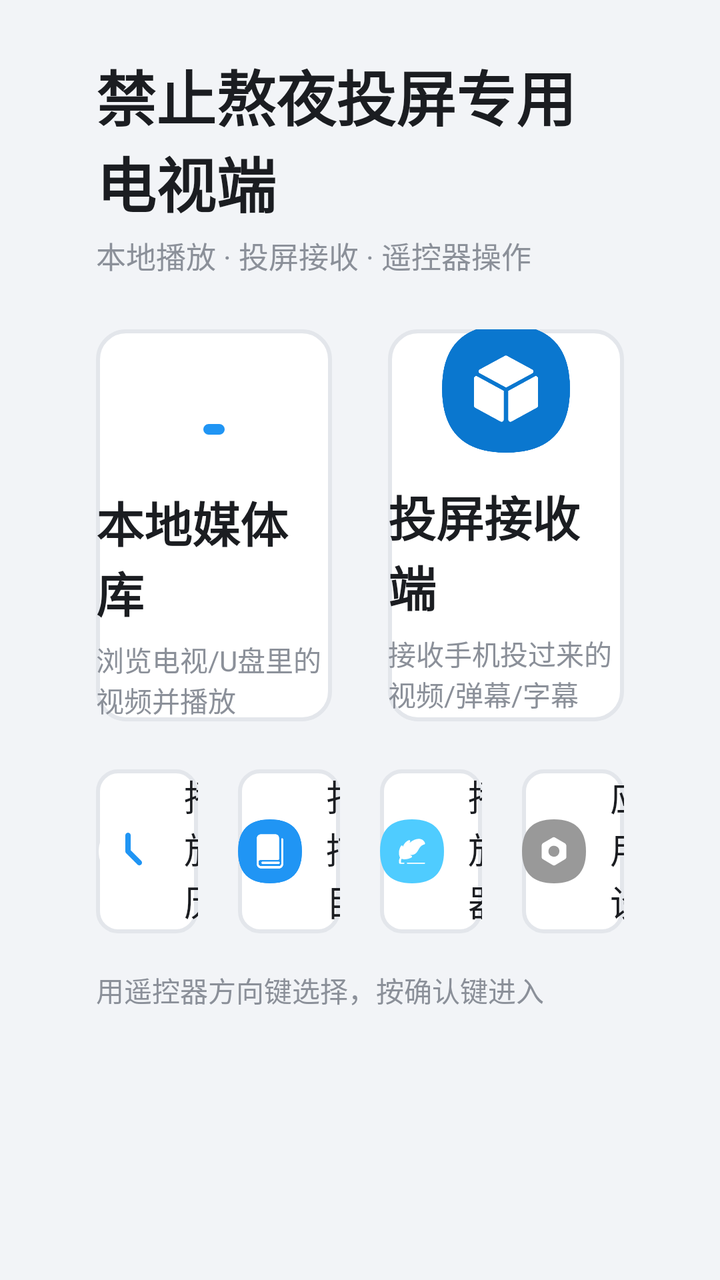
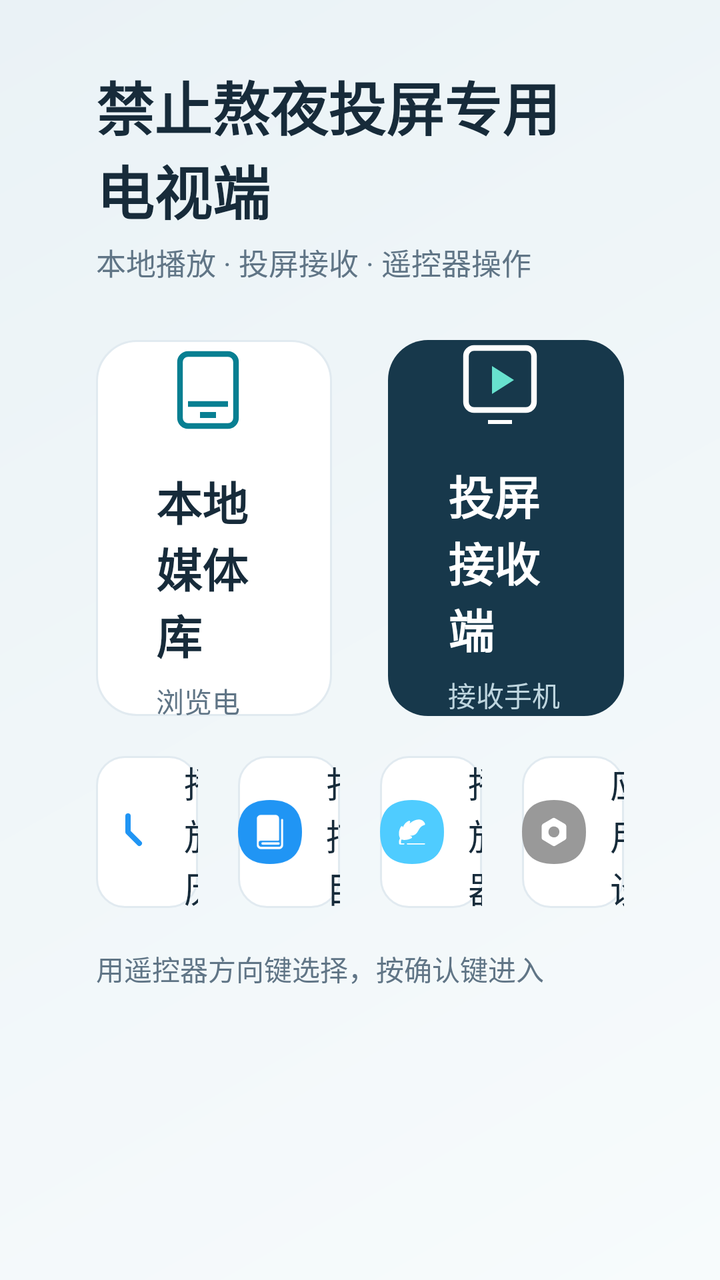

The first picture is an Android layout as it rendered before a commit; the second is the same layout after the commit. The layout source and the unified diff follow.
<!-- AndroidManifest.xml: application theme AppTheme -->
<!-- res/layout/activity_tv_main.xml -->
<?xml version="1.0" encoding="utf-8"?>
<ScrollView xmlns:android="http://schemas.android.com/apk/res/android"
    android:layout_width="match_parent"
    android:layout_height="match_parent"
    android:background="@color/tv_bg"
    android:fillViewport="true">

    <LinearLayout
        android:layout_width="match_parent"
        android:layout_height="wrap_content"
        android:orientation="vertical"
        android:paddingStart="48dp"
        android:paddingTop="26dp"
        android:paddingEnd="48dp"
        android:paddingBottom="22dp">

        <TextView
            android:layout_width="wrap_content"
            android:layout_height="wrap_content"
            android:text="@string/app_name"
            android:textColor="@color/tv_text"
            android:textSize="30sp"
            android:textStyle="bold" />

        <TextView
            android:layout_width="wrap_content"
            android:layout_height="wrap_content"
            android:layout_marginTop="4dp"
            android:text="@string/tv_subtitle"
            android:textColor="@color/tv_text_secondary"
            android:textSize="15sp" />

        
        <LinearLayout
            android:layout_width="match_parent"
            android:layout_height="wrap_content"
            android:layout_marginTop="26dp"
            android:orientation="horizontal">

            <LinearLayout
                android:id="@+id/media_library_card"
                android:layout_width="0dp"
                android:layout_height="196dp"
                android:layout_weight="1"
                android:background="@drawable/tv_card_selector"
                android:clickable="true"
                android:focusable="true"
                android:focusableInTouchMode="true"
                android:gravity="center"
                android:orientation="vertical">

                <ImageView
                    android:layout_width="64dp"
                    android:layout_height="64dp"
                    android:contentDescription="@string/tv_local_media"
                    android:src="@drawable/ic_local_storage" />

                <TextView
                    android:layout_width="wrap_content"
                    android:layout_height="wrap_content"
                    android:layout_marginTop="14dp"
                    android:text="@string/tv_local_media"
                    android:textColor="@color/tv_text"
                    android:textSize="24sp"
                    android:textStyle="bold" />

                <TextView
                    android:layout_width="wrap_content"
                    android:layout_height="wrap_content"
                    android:layout_marginTop="6dp"
                    android:text="@string/tv_local_media_desc"
                    android:textColor="@color/tv_text_secondary"
                    android:textSize="14sp" />
            </LinearLayout>

            <LinearLayout
                android:id="@+id/screencast_receiver_card"
                android:layout_width="0dp"
                android:layout_height="196dp"
                android:layout_marginStart="28dp"
                android:layout_weight="1"
                android:background="@drawable/tv_card_selector"
                android:clickable="true"
                android:focusable="true"
                android:focusableInTouchMode="true"
                android:gravity="center"
                android:orientation="vertical">

                <ImageView
                    android:layout_width="64dp"
                    android:layout_height="64dp"
                    android:contentDescription="@string/tv_screencast_receiver"
                    android:src="@drawable/ic_screencast_receiver" />

                <TextView
                    android:layout_width="wrap_content"
                    android:layout_height="wrap_content"
                    android:layout_marginTop="14dp"
                    android:text="@string/tv_screencast_receiver"
                    android:textColor="@color/tv_text"
                    android:textSize="24sp"
                    android:textStyle="bold" />

                <TextView
                    android:id="@+id/screencast_receiver_status_tv"
                    android:layout_width="wrap_content"
                    android:layout_height="wrap_content"
                    android:layout_marginTop="6dp"
                    android:text="@string/tv_screencast_receiver_desc"
                    android:textColor="@color/tv_text_secondary"
                    android:textSize="14sp" />

                
                <TextView
                    android:id="@+id/screencast_receiver_addr_tv"
                    android:layout_width="wrap_content"
                    android:layout_height="wrap_content"
                    android:layout_marginTop="6dp"
                    android:textColor="@color/tv_accent"
                    android:textSize="15sp"
                    android:textStyle="bold" />
            </LinearLayout>
        </LinearLayout>

        
        <LinearLayout
            android:layout_width="match_parent"
            android:layout_height="wrap_content"
            android:layout_marginTop="24dp"
            android:orientation="horizontal">

            <LinearLayout
                android:id="@+id/play_history_btn"
                android:layout_width="0dp"
                android:layout_height="82dp"
                android:layout_weight="1"
                android:background="@drawable/tv_button_selector"
                android:clickable="true"
                android:focusable="true"
                android:gravity="center"
                android:orientation="horizontal">

                <ImageView
                    android:layout_width="32dp"
                    android:layout_height="32dp"
                    android:contentDescription="@string/tv_play_history"
                    android:src="@drawable/ic_play_history" />

                <TextView
                    android:layout_width="wrap_content"
                    android:layout_height="wrap_content"
                    android:layout_marginStart="12dp"
                    android:text="@string/tv_play_history"
                    android:textColor="@color/tv_text"
                    android:textSize="18sp" />
            </LinearLayout>

            <LinearLayout
                android:id="@+id/scan_manager_btn"
                android:layout_width="0dp"
                android:layout_height="82dp"
                android:layout_marginStart="20dp"
                android:layout_weight="1"
                android:background="@drawable/tv_button_selector"
                android:clickable="true"
                android:focusable="true"
                android:gravity="center"
                android:orientation="horizontal">

                <ImageView
                    android:layout_width="32dp"
                    android:layout_height="32dp"
                    android:contentDescription="@string/tv_scan_manager"
                    android:src="@drawable/ic_scan_manager" />

                <TextView
                    android:layout_width="wrap_content"
                    android:layout_height="wrap_content"
                    android:layout_marginStart="12dp"
                    android:text="@string/tv_scan_manager"
                    android:textColor="@color/tv_text"
                    android:textSize="18sp" />
            </LinearLayout>

            <LinearLayout
                android:id="@+id/player_setting_btn"
                android:layout_width="0dp"
                android:layout_height="82dp"
                android:layout_marginStart="20dp"
                android:layout_weight="1"
                android:background="@drawable/tv_button_selector"
                android:clickable="true"
                android:focusable="true"
                android:gravity="center"
                android:orientation="horizontal">

                <ImageView
                    android:layout_width="32dp"
                    android:layout_height="32dp"
                    android:contentDescription="@string/tv_player_setting"
                    android:src="@drawable/ic_video_player_setting" />

                <TextView
                    android:layout_width="wrap_content"
                    android:layout_height="wrap_content"
                    android:layout_marginStart="12dp"
                    android:text="@string/tv_player_setting"
                    android:textColor="@color/tv_text"
                    android:textSize="18sp" />
            </LinearLayout>

            <LinearLayout
                android:id="@+id/app_setting_btn"
                android:layout_width="0dp"
                android:layout_height="82dp"
                android:layout_marginStart="20dp"
                android:layout_weight="1"
                android:background="@drawable/tv_button_selector"
                android:clickable="true"
                android:focusable="true"
                android:gravity="center"
                android:orientation="horizontal">

                <ImageView
                    android:layout_width="32dp"
                    android:layout_height="32dp"
                    android:contentDescription="@string/tv_app_setting"
                    android:src="@drawable/ic_app_setting" />

                <TextView
                    android:layout_width="wrap_content"
                    android:layout_height="wrap_content"
                    android:layout_marginStart="12dp"
                    android:text="@string/tv_app_setting"
                    android:textColor="@color/tv_text"
                    android:textSize="18sp" />
            </LinearLayout>
        </LinearLayout>

        <TextView
            android:layout_width="wrap_content"
            android:layout_height="wrap_content"
            android:layout_marginTop="18dp"
            android:text="@string/tv_tips_remote"
            android:textColor="@color/tv_text_secondary"
            android:textSize="14sp" />
    </LinearLayout>
</ScrollView>
<!-- resources referenced by this layout -->
<resources>
  <color name="tv_accent">#2095F4</color>
  <color name="tv_bg">#F2F4F7</color>
  <color name="tv_text">#1B1D21</color>
  <color name="tv_text_secondary">#8B9099</color>
  <!-- drawable ic_local_storage (drawable) -->
  <vector xmlns:android="http://schemas.android.com/apk/res/android"
      android:width="24dp"
      android:height="24dp"
      android:viewportWidth="48"
      android:viewportHeight="48">
      <path
          android:fillColor="#00000000"
          android:pathData="M8,30H40V42C40,43.1046 39.1046,44 38,44H10C8.8954,44 8,43.1046 8,42V30Z"
          android:strokeWidth="4"
          android:strokeColor="#ffffff"
          android:strokeLineJoin="round" />
      <path
          android:fillColor="#00000000"
          android:pathData="M40,30V6C40,4.8954 39.1046,4 38,4H10C8.8954,4 8,4.8954 8,6V30"
          android:strokeWidth="4"
          android:strokeColor="#ffffff"
          android:strokeLineJoin="round" />
      <path
          android:fillColor="#00000000"
          android:pathData="M22,37H26"
          android:strokeWidth="4"
          android:strokeColor="#2095f4"
          android:strokeLineCap="round" />
  </vector>
  <!-- drawable ic_screencast_receiver (drawable) -->
  <vector xmlns:android="http://schemas.android.com/apk/res/android"
      android:width="96dp"
      android:height="96dp"
      android:viewportWidth="1024"
      android:viewportHeight="1024">
      <path
          android:fillColor="#0a77cf"
          android:pathData="M0,0m512,0l0,0q512,0 512,512l0,0q0,512 -512,512l0,0q-512,0 -512,-512l0,0q0,-512 512,-512Z" />
      <path
          android:fillColor="#FFFFFF"
          android:pathData="M502.9,248.9l-201.2,109.1a17.3,17.3 0,0 0,0 30.4L512.8,502.9l209.6,-113.6a17.3,17.3 0,0 0,0 -30.4l-202.8,-109.9a17.5,17.5 0,0 0,-16.6 0l-0.1,-0zM265,664.4l203.1,110.6A17.3,17.3 0,0 0,493.7 759.8L493.7,529.1l-212.1,-115.5a17.3,17.3 0,0 0,-25.6 15.2v220.4c0,6.3 3.4,12.2 9,15.3v-0zM530.3,529.7v230c0,6.2 3.2,11.8 8.5,15a17.3,17.3 0,0 0,17.1 0.3l203.1,-111.1a17.4,17.4 0,0 0,9.1 -15.3L768,428.8a17.4,17.4 0,0 0,-8.5 -15,17.3 17.3,0 0,0 -17.2,-0.3L530.3,529.7z" />
  </vector>
  <!-- drawable tv_button_selector (drawable) -->
  <?xml version="1.0" encoding="utf-8"?>
  <selector xmlns:android="http://schemas.android.com/apk/res/android">
      <item android:state_focused="true">
          <shape android:shape="rectangle">
              <solid android:color="@color/tv_card_bg_focused" />
              <corners android:radius="10dp" />
              <stroke
                  android:width="3dp"
                  android:color="@color/tv_accent" />
          </shape>
      </item>
      <item android:state_pressed="true">
          <shape android:shape="rectangle">
              <solid android:color="@color/tv_card_bg_focused" />
              <corners android:radius="10dp" />
              <stroke
                  android:width="3dp"
                  android:color="@color/tv_accent" />
          </shape>
      </item>
      <item>
          <shape android:shape="rectangle">
              <solid android:color="@color/tv_card_bg" />
              <corners android:radius="10dp" />
              <stroke
                  android:width="2dp"
                  android:color="@color/tv_card_stroke" />
          </shape>
      </item>
  </selector>
  <!-- drawable tv_card_selector (drawable) -->
  <?xml version="1.0" encoding="utf-8"?>
  <selector xmlns:android="http://schemas.android.com/apk/res/android">
      <item android:state_focused="true">
          <shape android:shape="rectangle">
              <solid android:color="@color/tv_card_bg_focused" />
              <corners android:radius="14dp" />
              <stroke
                  android:width="4dp"
                  android:color="@color/tv_accent" />
          </shape>
      </item>
      <item android:state_pressed="true">
          <shape android:shape="rectangle">
              <solid android:color="@color/tv_card_bg_focused" />
              <corners android:radius="14dp" />
              <stroke
                  android:width="4dp"
                  android:color="@color/tv_accent" />
          </shape>
      </item>
      <item>
          <shape android:shape="rectangle">
              <solid android:color="@color/tv_card_bg" />
              <corners android:radius="14dp" />
              <stroke
                  android:width="2dp"
                  android:color="@color/tv_card_stroke" />
          </shape>
      </item>
  </selector>
  <color name="tv_card_bg_focused">#E4F0FE</color>
  <color name="tv_card_stroke">#E3E6EB</color>
  <color name="theme">#2095f4</color>
  <color name="colorAccent">#2095f4</color>
  <color name="text_black">#353535</color>
  <!-- unchanged entries left out for length: 21 -->
</resources>

<!-- the commit's change to res/layout/activity_tv_main.xml (unified diff, before → after) -->
@@ -2,7 +2,7 @@
 <ScrollView xmlns:android="http://schemas.android.com/apk/res/android"
     android:layout_width="match_parent"
     android:layout_height="match_parent"
-    android:background="@color/tv_bg"
+    android:background="@drawable/tv_home_background"
     android:fillViewport="true">
 
     <LinearLayout
@@ -10,7 +10,7 @@
         android:layout_height="wrap_content"
         android:orientation="vertical"
         android:paddingStart="48dp"
-        android:paddingTop="26dp"
+        android:paddingTop="32dp"
         android:paddingEnd="48dp"
         android:paddingBottom="22dp">
 
@@ -19,7 +19,7 @@
             android:layout_height="wrap_content"
             android:text="@string/app_name"
             android:textColor="@color/tv_text"
-            android:textSize="30sp"
+            android:textSize="29sp"
             android:textStyle="bold" />
 
         <TextView
@@ -34,34 +34,36 @@
         <LinearLayout
             android:layout_width="match_parent"
             android:layout_height="wrap_content"
-            android:layout_marginTop="26dp"
+            android:layout_marginTop="28dp"
             android:orientation="horizontal">
 
             <LinearLayout
                 android:id="@+id/media_library_card"
                 android:layout_width="0dp"
-                android:layout_height="196dp"
+                android:layout_height="188dp"
                 android:layout_weight="1"
                 android:background="@drawable/tv_card_selector"
                 android:clickable="true"
                 android:focusable="true"
                 android:focusableInTouchMode="true"
-                android:gravity="center"
+                android:gravity="start|center_vertical"
+                android:paddingStart="30dp"
+                android:paddingEnd="30dp"
                 android:orientation="vertical">
 
                 <ImageView
-                    android:layout_width="64dp"
-                    android:layout_height="64dp"
+                    android:layout_width="52dp"
+                    android:layout_height="52dp"
                     android:contentDescription="@string/tv_local_media"
-                    android:src="@drawable/ic_local_storage" />
-
-                <TextView
-                    android:layout_width="wrap_content"
-                    android:layout_height="wrap_content"
-                    android:layout_marginTop="14dp"
+                    android:src="@drawable/tv_local_icon" />
+
+                <TextView
+                    android:layout_width="wrap_content"
+                    android:layout_height="wrap_content"
+                    android:layout_marginTop="12dp"
                     android:text="@string/tv_local_media"
                     android:textColor="@color/tv_text"
-                    android:textSize="24sp"
+                    android:textSize="23sp"
                     android:textStyle="bold" />
 
                 <TextView
@@ -76,29 +78,31 @@
             <LinearLayout
                 android:id="@+id/screencast_receiver_card"
                 android:layout_width="0dp"
-                android:layout_height="196dp"
+                android:layout_height="188dp"
                 android:layout_marginStart="28dp"
                 android:layout_weight="1"
-                android:background="@drawable/tv_card_selector"
+                android:background="@drawable/tv_receiver_card_selector"
                 android:clickable="true"
                 android:focusable="true"
                 android:focusableInTouchMode="true"
-                android:gravity="center"
+                android:gravity="start|center_vertical"
+                android:paddingStart="30dp"
+                android:paddingEnd="30dp"
                 android:orientation="vertical">
 
                 <ImageView
-                    android:layout_width="64dp"
-                    android:layout_height="64dp"
+                    android:layout_width="52dp"
+                    android:layout_height="52dp"
                     android:contentDescription="@string/tv_screencast_receiver"
-                    android:src="@drawable/ic_screencast_receiver" />
-
-                <TextView
-                    android:layout_width="wrap_content"
-                    android:layout_height="wrap_content"
-                    android:layout_marginTop="14dp"
+                    android:src="@drawable/tv_receiver_icon" />
+
+                <TextView
+                    android:layout_width="wrap_content"
+                    android:layout_height="wrap_content"
+                    android:layout_marginTop="12dp"
                     android:text="@string/tv_screencast_receiver"
-                    android:textColor="@color/tv_text"
-                    android:textSize="24sp"
+                    android:textColor="@color/tv_white"
+                    android:textSize="23sp"
                     android:textStyle="bold" />
 
                 <TextView
@@ -107,7 +111,7 @@
                     android:layout_height="wrap_content"
                     android:layout_marginTop="6dp"
                     android:text="@string/tv_screencast_receiver_desc"
-                    android:textColor="@color/tv_text_secondary"
+                    android:textColor="@color/tv_receiver_secondary"
                     android:textSize="14sp" />
 
                 
@@ -116,7 +120,7 @@
                     android:layout_width="wrap_content"
                     android:layout_height="wrap_content"
                     android:layout_marginTop="6dp"
-                    android:textColor="@color/tv_accent"
+                    android:textColor="@color/tv_receiver_accent"
                     android:textSize="15sp"
                     android:textStyle="bold" />
             </LinearLayout>
@@ -126,13 +130,13 @@
         <LinearLayout
             android:layout_width="match_parent"
             android:layout_height="wrap_content"
-            android:layout_marginTop="24dp"
+            android:layout_marginTop="20dp"
             android:orientation="horizontal">
 
             <LinearLayout
                 android:id="@+id/play_history_btn"
                 android:layout_width="0dp"
-                android:layout_height="82dp"
+                android:layout_height="76dp"
                 android:layout_weight="1"
                 android:background="@drawable/tv_button_selector"
                 android:clickable="true"
@@ -158,7 +162,7 @@
             <LinearLayout
                 android:id="@+id/scan_manager_btn"
                 android:layout_width="0dp"
-                android:layout_height="82dp"
+                android:layout_height="76dp"
                 android:layout_marginStart="20dp"
                 android:layout_weight="1"
                 android:background="@drawable/tv_button_selector"
@@ -185,7 +189,7 @@
             <LinearLayout
                 android:id="@+id/player_setting_btn"
                 android:layout_width="0dp"
-                android:layout_height="82dp"
+                android:layout_height="76dp"
                 android:layout_marginStart="20dp"
                 android:layout_weight="1"
                 android:background="@drawable/tv_button_selector"
@@ -212,7 +216,7 @@
             <LinearLayout
                 android:id="@+id/app_setting_btn"
                 android:layout_width="0dp"
-                android:layout_height="82dp"
+                android:layout_height="76dp"
                 android:layout_marginStart="20dp"
                 android:layout_weight="1"
                 android:background="@drawable/tv_button_selector"
@@ -240,7 +244,7 @@
         <TextView
             android:layout_width="wrap_content"
             android:layout_height="wrap_content"
-            android:layout_marginTop="18dp"
+            android:layout_marginTop="20dp"
             android:text="@string/tv_tips_remote"
             android:textColor="@color/tv_text_secondary"
             android:textSize="14sp" />
<!-- resource entries referenced after the edit -->
@@ -1,54 +1,18 @@
 <!-- resources referenced by this layout -->
 <resources>
-  <color name="tv_accent">#2095F4</color>
-  <color name="tv_bg">#F2F4F7</color>
-  <color name="tv_text">#1B1D21</color>
-  <color name="tv_text_secondary">#8B9099</color>
-  <!-- drawable ic_local_storage (drawable) -->
-  <vector xmlns:android="http://schemas.android.com/apk/res/android"
-      android:width="24dp"
-      android:height="24dp"
-      android:viewportWidth="48"
-      android:viewportHeight="48">
-      <path
-          android:fillColor="#00000000"
-          android:pathData="M8,30H40V42C40,43.1046 39.1046,44 38,44H10C8.8954,44 8,43.1046 8,42V30Z"
-          android:strokeWidth="4"
-          android:strokeColor="#ffffff"
-          android:strokeLineJoin="round" />
-      <path
-          android:fillColor="#00000000"
-          android:pathData="M40,30V6C40,4.8954 39.1046,4 38,4H10C8.8954,4 8,4.8954 8,6V30"
-          android:strokeWidth="4"
-          android:strokeColor="#ffffff"
-          android:strokeLineJoin="round" />
-      <path
-          android:fillColor="#00000000"
-          android:pathData="M22,37H26"
-          android:strokeWidth="4"
-          android:strokeColor="#2095f4"
-          android:strokeLineCap="round" />
-  </vector>
-  <!-- drawable ic_screencast_receiver (drawable) -->
-  <vector xmlns:android="http://schemas.android.com/apk/res/android"
-      android:width="96dp"
-      android:height="96dp"
-      android:viewportWidth="1024"
-      android:viewportHeight="1024">
-      <path
-          android:fillColor="#0a77cf"
-          android:pathData="M0,0m512,0l0,0q512,0 512,512l0,0q0,512 -512,512l0,0q-512,0 -512,-512l0,0q0,-512 512,-512Z" />
-      <path
-          android:fillColor="#FFFFFF"
-          android:pathData="M502.9,248.9l-201.2,109.1a17.3,17.3 0,0 0,0 30.4L512.8,502.9l209.6,-113.6a17.3,17.3 0,0 0,0 -30.4l-202.8,-109.9a17.5,17.5 0,0 0,-16.6 0l-0.1,-0zM265,664.4l203.1,110.6A17.3,17.3 0,0 0,493.7 759.8L493.7,529.1l-212.1,-115.5a17.3,17.3 0,0 0,-25.6 15.2v220.4c0,6.3 3.4,12.2 9,15.3v-0zM530.3,529.7v230c0,6.2 3.2,11.8 8.5,15a17.3,17.3 0,0 0,17.1 0.3l203.1,-111.1a17.4,17.4 0,0 0,9.1 -15.3L768,428.8a17.4,17.4 0,0 0,-8.5 -15,17.3 17.3,0 0,0 -17.2,-0.3L530.3,529.7z" />
-  </vector>
+  <color name="tv_receiver_accent">#67E1CE</color>
+  <color name="tv_receiver_secondary">#BED5DE</color>
+  <color name="tv_accent">#087F92</color>
+  <color name="tv_text">#172B3A</color>
+  <color name="tv_text_secondary">#607586</color>
+  <color name="tv_white">#FFFFFF</color>
   <!-- drawable tv_button_selector (drawable) -->
   <?xml version="1.0" encoding="utf-8"?>
   <selector xmlns:android="http://schemas.android.com/apk/res/android">
       <item android:state_focused="true">
           <shape android:shape="rectangle">
               <solid android:color="@color/tv_card_bg_focused" />
-              <corners android:radius="10dp" />
+              <corners android:radius="14dp" />
               <stroke
                   android:width="3dp"
                   android:color="@color/tv_accent" />
@@ -57,7 +21,7 @@
       <item android:state_pressed="true">
           <shape android:shape="rectangle">
               <solid android:color="@color/tv_card_bg_focused" />
-              <corners android:radius="10dp" />
+              <corners android:radius="14dp" />
               <stroke
                   android:width="3dp"
                   android:color="@color/tv_accent" />
@@ -66,9 +30,9 @@
       <item>
           <shape android:shape="rectangle">
               <solid android:color="@color/tv_card_bg" />
-              <corners android:radius="10dp" />
+              <corners android:radius="14dp" />
               <stroke
-                  android:width="2dp"
+                  android:width="1dp"
                   android:color="@color/tv_card_stroke" />
           </shape>
       </item>
@@ -79,36 +43,109 @@
       <item android:state_focused="true">
           <shape android:shape="rectangle">
               <solid android:color="@color/tv_card_bg_focused" />
-              <corners android:radius="14dp" />
+              <corners android:radius="20dp" />
               <stroke
-                  android:width="4dp"
+                  android:width="3dp"
                   android:color="@color/tv_accent" />
           </shape>
       </item>
       <item android:state_pressed="true">
           <shape android:shape="rectangle">
               <solid android:color="@color/tv_card_bg_focused" />
-              <corners android:radius="14dp" />
+              <corners android:radius="20dp" />
               <stroke
-                  android:width="4dp"
+                  android:width="3dp"
                   android:color="@color/tv_accent" />
           </shape>
       </item>
       <item>
           <shape android:shape="rectangle">
               <solid android:color="@color/tv_card_bg" />
-              <corners android:radius="14dp" />
+              <corners android:radius="20dp" />
               <stroke
-                  android:width="2dp"
+                  android:width="1dp"
                   android:color="@color/tv_card_stroke" />
           </shape>
       </item>
   </selector>
-  <color name="tv_card_bg_focused">#E4F0FE</color>
-  <color name="tv_card_stroke">#E3E6EB</color>
-  <color name="theme">#2095f4</color>
-  <color name="colorAccent">#2095f4</color>
-  <color name="text_black">#353535</color>
+  <!-- drawable tv_home_background (drawable) -->
+  <?xml version="1.0" encoding="utf-8"?>
+  <shape xmlns:android="http://schemas.android.com/apk/res/android" android:shape="rectangle">
+      <gradient
+          android:angle="135"
+          android:startColor="#F7FBFC"
+          android:endColor="#EAF2F6" />
+  </shape>
+  <!-- drawable tv_local_icon (drawable) -->
+  <?xml version="1.0" encoding="utf-8"?>
+  <vector xmlns:android="http://schemas.android.com/apk/res/android"
+      android:width="52dp"
+      android:height="52dp"
+      android:viewportWidth="52"
+      android:viewportHeight="52">
+      <path
+          android:fillColor="#00000000"
+          android:strokeColor="#087F92"
+          android:strokeWidth="2.8"
+          android:pathData="M16,7 C13.8,7 12,8.8 12,11 L12,39 C12,41.2 13.8,43 16,43 L36,43 C38.2,43 40,41.2 40,39 L40,11 C40,8.8 38.2,7 36,7 Z" />
+      <path
+          android:fillColor="#00000000"
+          android:strokeColor="#087F92"
+          android:strokeWidth="2.8"
+          android:pathData="M16,32 L36,32" />
+      <path
+          android:fillColor="#087F92"
+          android:pathData="M22,36 L30,36 L30,39 L22,39 Z" />
+  </vector>
+  <!-- drawable tv_receiver_card_selector (drawable) -->
+  <?xml version="1.0" encoding="utf-8"?>
+  <selector xmlns:android="http://schemas.android.com/apk/res/android">
+      <item android:state_focused="true">
+          <shape android:shape="rectangle">
+              <solid android:color="@color/tv_receiver_bg_focused" />
+              <corners android:radius="20dp" />
+              <stroke android:width="4dp" android:color="@color/tv_receiver_accent" />
+          </shape>
+      </item>
+      <item android:state_pressed="true">
+          <shape android:shape="rectangle">
+              <solid android:color="@color/tv_receiver_bg_focused" />
+              <corners android:radius="20dp" />
+          </shape>
+      </item>
+      <item>
+          <shape android:shape="rectangle">
+              <solid android:color="@color/tv_receiver_bg" />
+              <corners android:radius="20dp" />
+          </shape>
+      </item>
+  </selector>
+  <!-- drawable tv_receiver_icon (drawable) -->
+  <?xml version="1.0" encoding="utf-8"?>
+  <vector xmlns:android="http://schemas.android.com/apk/res/android"
+      android:width="52dp"
+      android:height="52dp"
+      android:viewportWidth="52"
+      android:viewportHeight="52">
+      <path
+          android:fillColor="#00000000"
+          android:strokeColor="#FFFFFF"
+          android:strokeWidth="2.8"
+          android:pathData="M9,11 C9,8.8 10.8,7 13,7 L39,7 C41.2,7 43,8.8 43,11 L43,34 C43,36.2 41.2,38 39,38 L13,38 C10.8,38 9,36.2 9,34 Z" />
+      <path
+          android:fillColor="#67E1CE"
+          android:pathData="M22,16 L22,30 L33,23 Z" />
+      <path
+          android:fillColor="#FFFFFF"
+          android:pathData="M20,43 H32 V45 H20 Z" />
+  </vector>
+  <color name="tv_card_bg_focused">#E5F6F7</color>
+  <color name="tv_card_stroke">#E1EAF0</color>
+  <color name="tv_receiver_bg_focused">#22536A</color>
+  <color name="tv_receiver_bg">#17384B</color>
+  <color name="theme">#087F92</color>
+  <color name="colorAccent">#087F92</color>
+  <color name="text_black">#172B3A</color>
   <!-- unchanged entries left out for length: 21 -->
 </resources>
 
